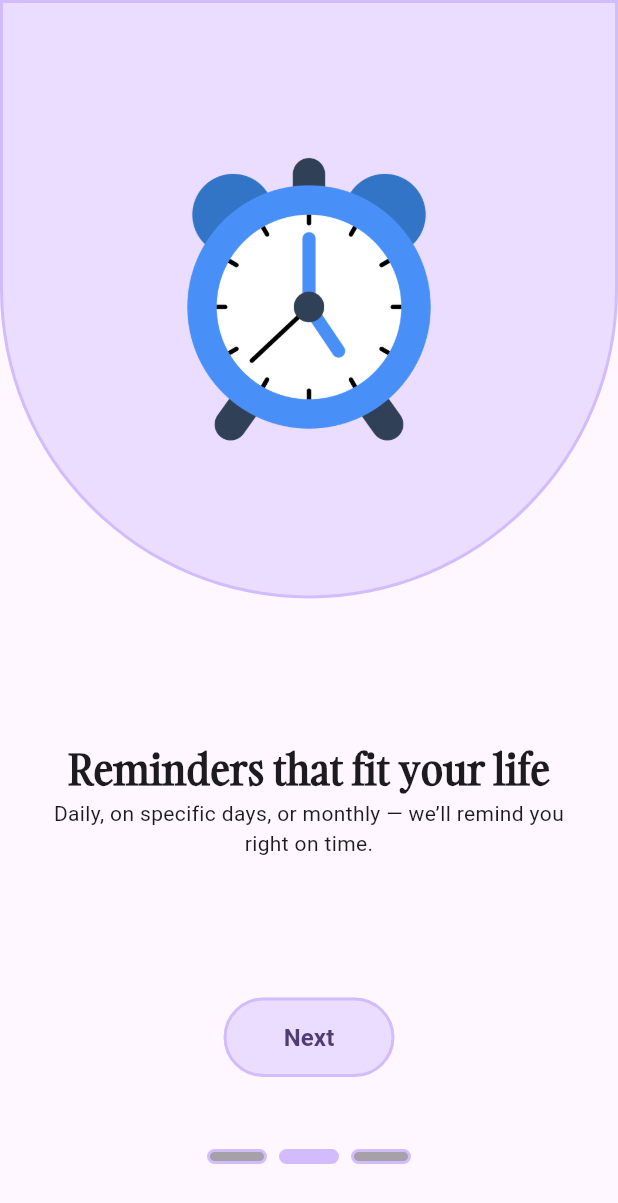
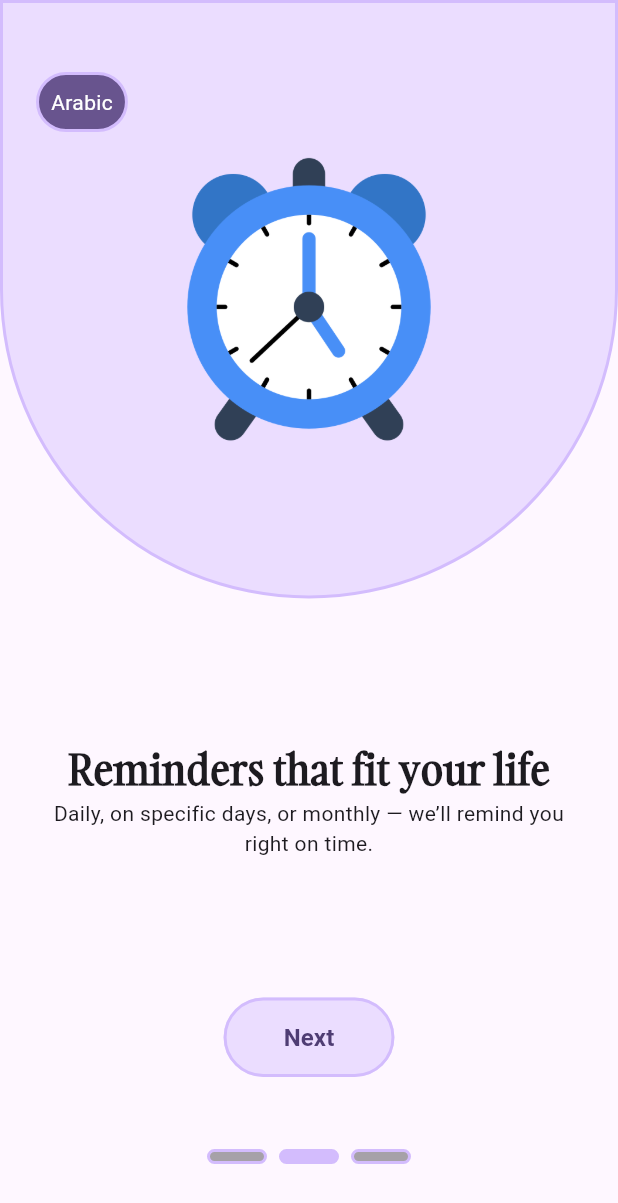
Before and after one commit to MoazSalem/Flutter_Pills_Reminder, a Flutter app: the OnboardingPage screen opened directly, swiped to page 2, on a phone screen of 412 x 824 dp. Shown: the top 1203 px of the screen. Run offline on Flutter 3.47's test engine with Material 3 defaults, Android fonts, the phone set to English and light mode, and no system bars; our stand-ins replace flutter_local_notifications, flutter_timezone, get, hive_ce_flutter, permission_handler, timezone; accounts and stored records are empty.

Commit message:
Language switcher in onboarding

```diff
--- a/lib/features/onboarding/data/datasources/onboarding_data.dart
+++ b/lib/features/onboarding/data/datasources/onboarding_data.dart
@@ -3,18 +3,18 @@ import 'package:get/get_utils/src/extensions/internacionalization.dart';
 class OnboardingData {
   static final List<Map<String, String>> pages = [
     {
-      'title': 'onboardingTitle1'.tr,
-      'subtitle': 'onboardingDescription1'.tr,
+      'title': 'onboardingTitle1',
+      'subtitle': 'onboardingDescription1',
       'image': 'assets/images/welcome.png',
     },
     {
-      'title': 'onboardingTitle2'.tr,
-      'subtitle': 'onboardingDescription2'.tr,
+      'title': 'onboardingTitle2',
+      'subtitle': 'onboardingDescription2',
       'image': 'assets/images/reminders.png',
     },
     {
-      'title': 'onboardingTitle3'.tr,
-      'subtitle': 'onboardingDescription3'.tr,
+      'title': 'onboardingTitle3',
+      'subtitle': 'onboardingDescription3',
       'image': 'assets/images/healthy.png',
     },
   ];
--- a/lib/features/onboarding/presentation/screens/onboarding_page.dart
+++ b/lib/features/onboarding/presentation/screens/onboarding_page.dart
@@ -4,6 +4,7 @@ import 'package:pills_reminder/core/styles/sizes.dart';
 import 'package:pills_reminder/core/styles/styles.dart';
 import 'package:pills_reminder/features/onboarding/data/datasources/onboarding_data.dart';
 import 'package:pills_reminder/features/onboarding/presentation/controllers/onboarding_controller.dart';
+import 'package:pills_reminder/features/onboarding/presentation/screens/widgets/lang_switcher.dart';
 import 'widgets/page_indicator.dart';
 
 class OnboardingPage extends StatefulWidget {
@@ -21,7 +22,9 @@ class _OnboardingPageState extends State<OnboardingPage> {
     return Scaffold(
       backgroundColor: theme.surface,
       body: Stack(
-        alignment: Alignment.bottomCenter,
+        alignment: Get.locale!.languageCode == 'ar'
+            ? Alignment.topRight
+            : Alignment.topLeft,
         children: [
           PageView.builder(
             controller: controller.pageController,
@@ -73,7 +76,7 @@ class _OnboardingPageState extends State<OnboardingPage> {
                         mainAxisAlignment: MainAxisAlignment.center,
                         children: [
                           Text(
-                            OnboardingData.pages[index]['title']!,
+                            OnboardingData.pages[index]['title']!.tr,
                             style: AppStyles.title.copyWith(
                               fontSize: AppSizes.titleTextSize,
                             ),
@@ -83,7 +86,7 @@ class _OnboardingPageState extends State<OnboardingPage> {
                               horizontal: 30.0,
                             ),
                             child: Text(
-                              OnboardingData.pages[index]['subtitle']!,
+                              OnboardingData.pages[index]['subtitle']!.tr,
                               textAlign: TextAlign.center,
                               style: AppStyles.subTitle.copyWith(),
                             ),
@@ -147,6 +150,7 @@ class _OnboardingPageState extends State<OnboardingPage> {
               });
             },
           ),
+          LangSwitcher(),
         ],
       ),
     );
--- /dev/null
+++ b/lib/features/onboarding/presentation/screens/widgets/lang_switcher.dart
@@ -0,0 +1,52 @@
+import 'package:flutter/material.dart';
+import 'package:get/get.dart';
+import 'package:hive_ce_flutter/hive_flutter.dart';
+import 'package:pills_reminder/core/styles/sizes.dart';
+import 'package:pills_reminder/core/styles/styles.dart';
+
+class LangSwitcher extends StatefulWidget {
+  const LangSwitcher({super.key});
+
+  @override
+  State<LangSwitcher> createState() => _LangSwitcherState();
+}
+
+class _LangSwitcherState extends State<LangSwitcher> {
+  bool isEng = Get.locale!.languageCode == 'en';
+  @override
+  Widget build(BuildContext context) {
+    final theme = Theme.of(context).colorScheme;
+    return Padding(
+      padding: const EdgeInsets.symmetric(
+        vertical: AppSizes.largePadding * 2,
+        horizontal: AppSizes.largePadding,
+      ),
+      child: InkWell(
+        onTap: () => {
+          setState(() {
+            Get.updateLocale(Locale(isEng ? 'ar' : 'en'));
+            Hive.box('Settings').put('lang', isEng ? 'ar' : 'en');
+            isEng = !isEng;
+          }),
+        },
+        child: Container(
+          decoration: BoxDecoration(
+            color: theme.primary,
+            borderRadius: BorderRadius.circular(AppSizes.roundedRadius),
+            border: Border.all(
+              color: theme.primaryFixedDim,
+              width: AppSizes.borderWidth,
+            ),
+          ),
+          child: Padding(
+            padding: const EdgeInsets.all(AppSizes.smallPadding),
+            child: Text(
+              isEng ? 'ar'.tr : 'en'.tr,
+              style: AppStyles.subTitle.copyWith(color: theme.onPrimary),
+            ),
+          ),
+        ),
+      ),
+    );
+  }
+}
```
